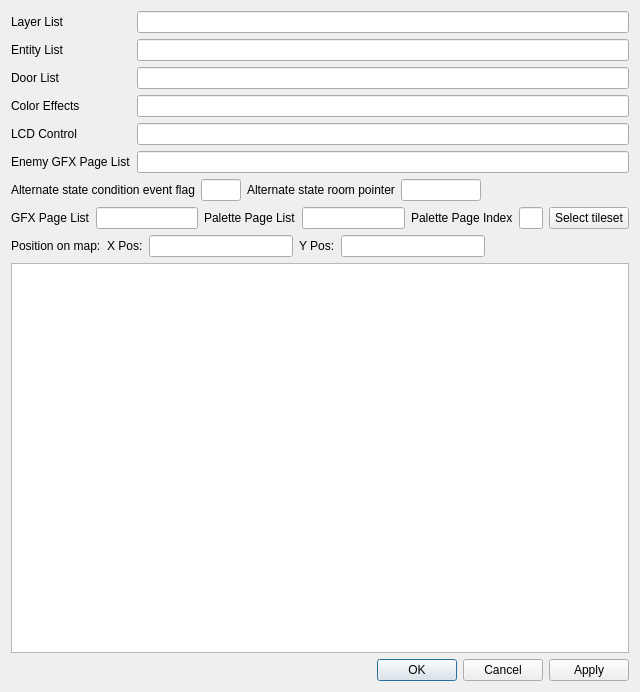
Old version of the form dsvedit/room_editor.ui in the repository LagoLunatic/DSVEdit.
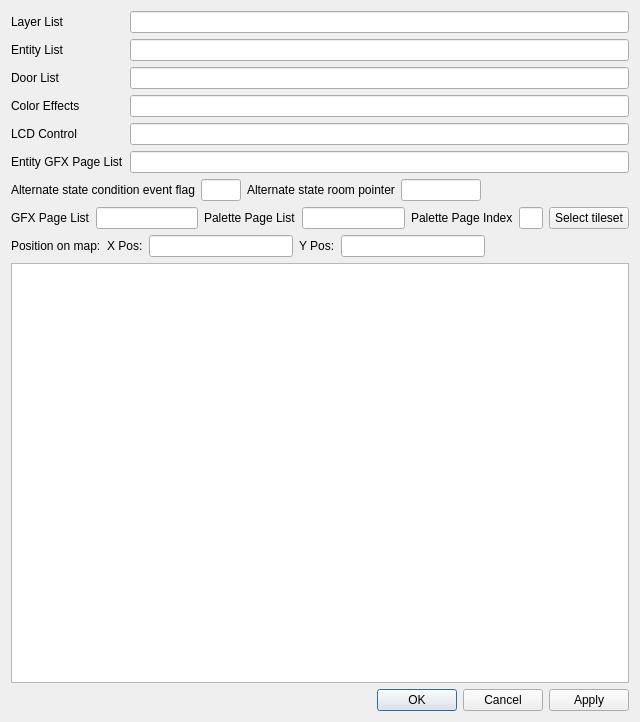
New version of the form.

Commit message: HoD: Regenerate entity gfx list when modifying any entities

Diff of the .ui file:
```diff
--- a/dsvedit/room_editor.ui
+++ b/dsvedit/room_editor.ui
@@ -7,7 +7,7 @@
     <x>0</x>
     <y>0</y>
     <width>640</width>
-    <height>666</height>
+    <height>722</height>
    </rect>
   </property>
   <property name="windowTitle">
@@ -72,7 +72,7 @@
      <item row="5" column="0">
       <widget class="QLabel" name="label_14">
        <property name="text">
-        <string>Enemy GFX Page List</string>
+        <string>Entity GFX Page List</string>
        </property>
       </widget>
      </item>
```
Left out of the diff: 2 changed lines with no effect on the pictures. The commit also changes 3 other files.
